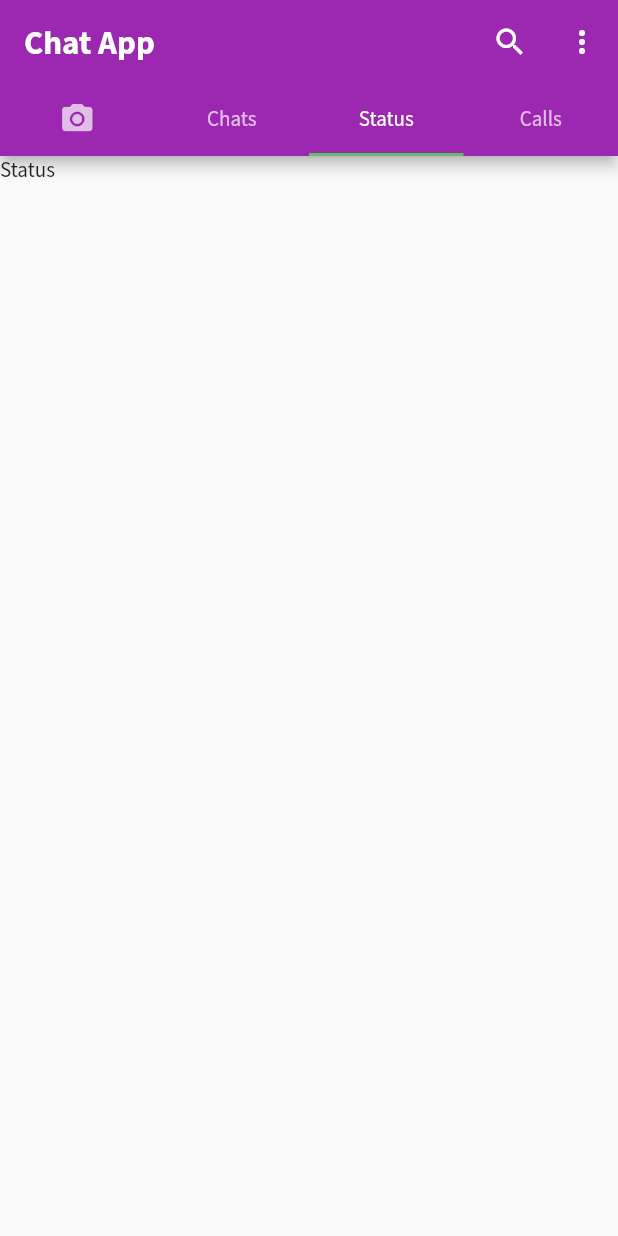
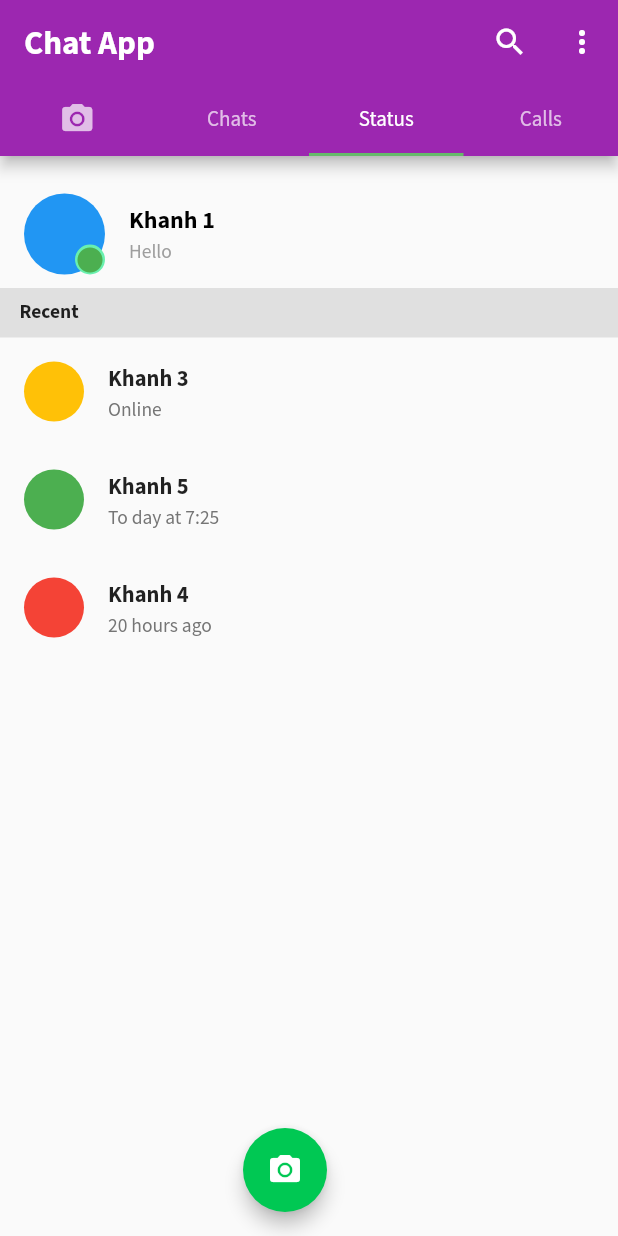
Before and after one commit to hkhansh27/chat-app, a Flutter app: the HomeScreen screen opened directly with empty values, tab 3 chosen, on a phone screen of 412 x 824 dp. Run offline on Flutter 3.47's test engine with Material 2 defaults, Android fonts, the phone set to English and light mode, and no system bars; our stand-ins replace camera, emoji_picker_flutter, image_picker, socket_io_client.

Commit message:
complete  basic app

```diff
--- /dev/null
+++ b/lib/CustomUI/StatusPage/others_status.dart
@@ -0,0 +1,18 @@
+import 'package:flutter/material.dart';
+
+class OthersStatus extends StatelessWidget {
+  OthersStatus({Key? key, this.name, this.time, this.colorIcon}) : super(key: key);
+  final String? name, time;
+  final Color? colorIcon;
+
+  @override
+  Widget build(BuildContext context) {
+    return ListTile(
+      leading: CircleAvatar(backgroundColor: colorIcon
+          // backgroundImage: AssetImage(""),
+          ),
+      title: Text(name!, style: const TextStyle(fontSize: 15, fontWeight: FontWeight.bold)),
+      subtitle: Text(time!, style: TextStyle(fontSize: 13, color: Colors.grey[600])),
+    );
+  }
+}
--- /dev/null
+++ b/lib/CustomUI/StatusPage/own_status.dart
@@ -0,0 +1,35 @@
+import 'package:flutter/material.dart';
+
+class OwnStatus extends StatefulWidget {
+  const OwnStatus({Key? key}) : super(key: key);
+
+  @override
+  _OwnStatusState createState() => _OwnStatusState();
+}
+
+class _OwnStatusState extends State<OwnStatus> {
+  @override
+  Widget build(BuildContext context) {
+    return ListTile(
+        leading: Stack(
+          children: const [
+            CircleAvatar(
+              radius: 27,
+              backgroundColor: Colors.blue,
+              // backgroundImage: AssetImage(""),
+            ),
+            Positioned(
+              bottom: 0,
+              right: 0,
+              child: CircleAvatar(
+                backgroundColor: Colors.greenAccent,
+                radius: 10,
+                child: Icon(Icons.circle, size: 20, color: Colors.green),
+              ),
+            )
+          ],
+        ),
+        title: const Text("Khanh 1", style: TextStyle(fontWeight: FontWeight.bold, color: Colors.black)),
+        subtitle: const Text("Hello", style: TextStyle(fontSize: 13, color: Colors.grey)));
+  }
+}
--- a/lib/CustomUI/send_image_card.dart
+++ b/lib/CustomUI/send_image_card.dart
@@ -1,5 +1,4 @@
 import 'dart:io';
-
 import 'package:flutter/material.dart';
 
 class SendImageCard extends StatelessWidget {
--- /dev/null
+++ b/lib/Pages/status_page.dart
@@ -0,0 +1,72 @@
+import 'package:chat_app/CustomUI/StatusPage/others_status.dart';
+import 'package:chat_app/CustomUI/StatusPage/own_status.dart';
+import 'package:chat_app/Screens/camera_screen.dart';
+import 'package:flutter/material.dart';
+
+class StatusPage extends StatefulWidget {
+  const StatusPage({Key? key}) : super(key: key);
+
+  @override
+  _StatusPageState createState() => _StatusPageState();
+}
+
+class _StatusPageState extends State<StatusPage> {
+  @override
+  Widget build(BuildContext context) {
+    return Scaffold(
+      floatingActionButton: Column(
+        mainAxisAlignment: MainAxisAlignment.end,
+        children: [
+          Container(height: 48, child: Container()),
+          const SizedBox(
+            height: 13,
+          ),
+          FloatingActionButton(
+            onPressed: () {
+              Navigator.of(context).push(
+                MaterialPageRoute(
+                  builder: (context) => CameraScreen(
+                    onSendImage: () {},
+                  ),
+                ),
+              );
+            },
+            backgroundColor: Colors.greenAccent[700],
+            elevation: 5,
+            child: const Icon(Icons.camera_alt),
+          )
+        ],
+      ),
+      body: SingleChildScrollView(
+        child: Column(
+          children: [
+            const SizedBox(
+              height: 16,
+            ),
+            OwnStatus(),
+            Container(
+              height: 33,
+              width: MediaQuery.of(context).size.width,
+              color: Colors.grey[300],
+              child: const Padding(
+                padding: EdgeInsets.symmetric(horizontal: 13, vertical: 7),
+                child: Text("Recent", style: TextStyle(fontSize: 13, fontWeight: FontWeight.bold)),
+              ),
+            ),
+            OthersStatus(
+              name: "Khanh 3",
+              time: "Online",
+              colorIcon: Colors.amber,
+            ),
+            OthersStatus(
+              name: "Khanh 5",
+              time: "To day at 7:25",
+              colorIcon: Colors.green,
+            ),
+            OthersStatus(name: "Khanh 4", time: "20 hours ago", colorIcon: Colors.red),
+          ],
+        ),
+      ),
+    );
+  }
+}
--- a/lib/Screens/camera_view.dart
+++ b/lib/Screens/camera_view.dart
@@ -1,9 +1,4 @@
-import 'dart:io';
-import 'dart:async';
-import 'package:path_provider/path_provider.dart';
 import 'package:flutter/material.dart';
-import 'package:flutter/services.dart' show rootBundle;
-import 'package:path/path.dart';
 
 class CameraView extends StatelessWidget {
   CameraView({Key? key, required this.onSendImage}) : super(key: key);
--- a/lib/Screens/home_screen.dart
+++ b/lib/Screens/home_screen.dart
@@ -1,7 +1,10 @@
 import 'package:chat_app/Models/chat_model.dart';
 import 'package:chat_app/Pages/camera_page.dart';
 import 'package:chat_app/Pages/chat_page.dart';
+import 'package:chat_app/Pages/status_page.dart';
 import 'package:flutter/material.dart';
+
+import 'call_screen.dart';
 
 class HomeScreen extends StatefulWidget {
   const HomeScreen({Key? key, required this.chats, required this.currentChat}) : super(key: key);
@@ -73,8 +76,8 @@ class _HomeScreenState extends State<HomeScreen> with SingleTickerProviderStateM
         children: [
           const CameraPage(),
           ChatPage(chats: widget.chats, currentChat: widget.currentChat),
-          const Text("Status"),
-          const Text("Calls"),
+          const StatusPage(),
+          const CallScreen(),
         ],
       ),
     );
```
Also changed, not shown: lib/CustomUI/receive_image_card.dart (+7 -3 lines), lib/Screens/call_screen.dart (added, +51 -0 lines), lib/Screens/individual_page.dart (+9 -7 lines).
